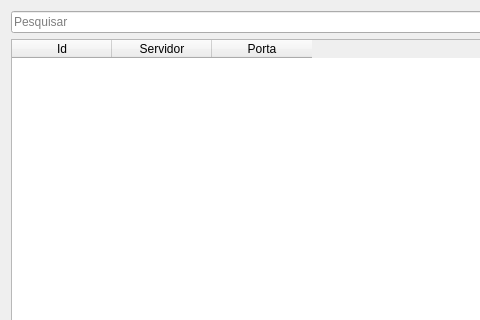
Before: the Qt Designer form uis/mFmeServers.ui in dsgoficial/SAP_Gerente, drawn with Qt 5; both pictures show x 0 to 480 and y 0 to 320 of the 762 by 462 pixel window.
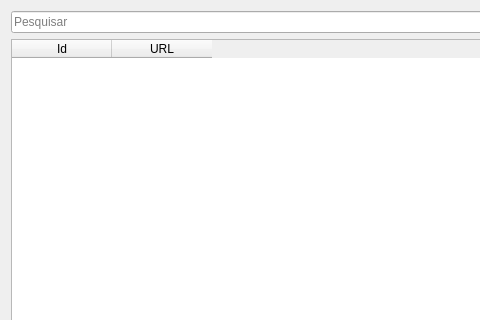
After: the same form once the commit is applied.

```diff
--- a/uis/mFmeServers.ui
+++ b/uis/mFmeServers.ui
@@ -23,12 +23,7 @@
      </column>
      <column>
       <property name="text">
-       <string>Servidor</string>
-      </property>
-     </column>
-     <column>
-      <property name="text">
-       <string>Porta</string>
+       <string>URL</string>
       </property>
      </column>
     </widget>
```
